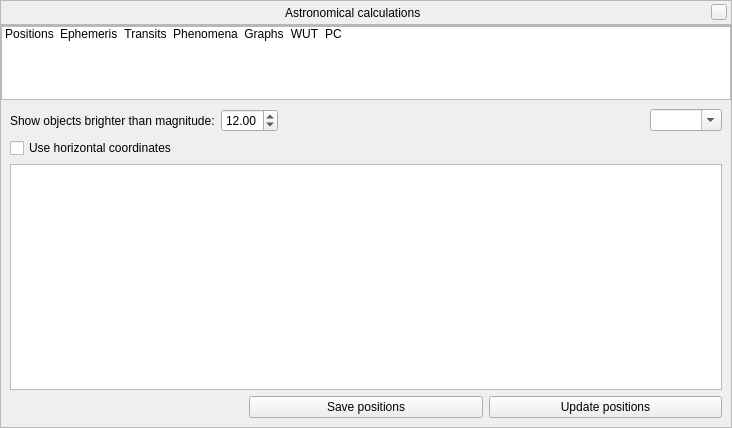
Qt form src/gui/astroCalcDialog.ui (519984307/stellarium_src) before a commit.
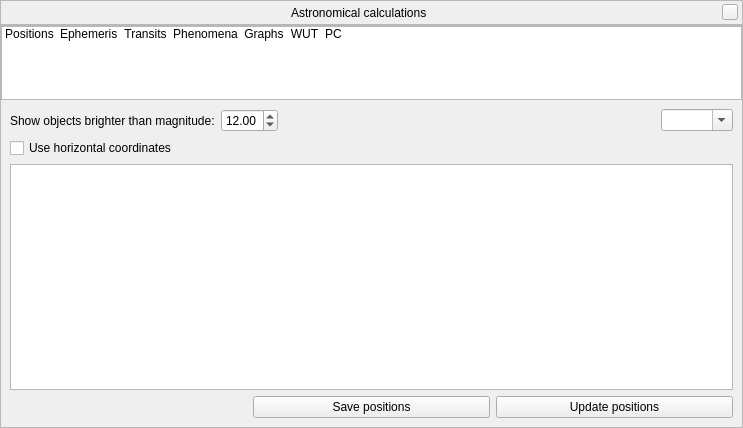
The same form after that commit. Icons and pictures are not drawn. Custom widgets are drawn as their Qt base class.

Commit message: Fixed AstroCalc GUI + extract new lines for translation

```diff
--- a/src/gui/astroCalcDialog.ui
+++ b/src/gui/astroCalcDialog.ui
@@ -6,7 +6,7 @@
    <rect>
     <x>0</x>
     <y>0</y>
-    <width>732</width>
+    <width>743</width>
     <height>428</height>
    </rect>
   </property>
```
Left out of the diff: 4 changed lines with no effect on the pictures.
